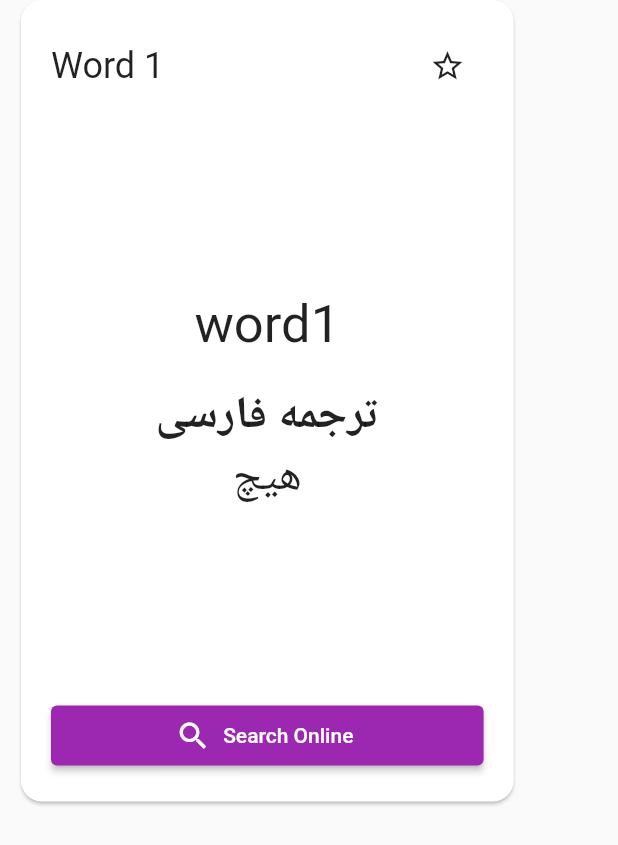
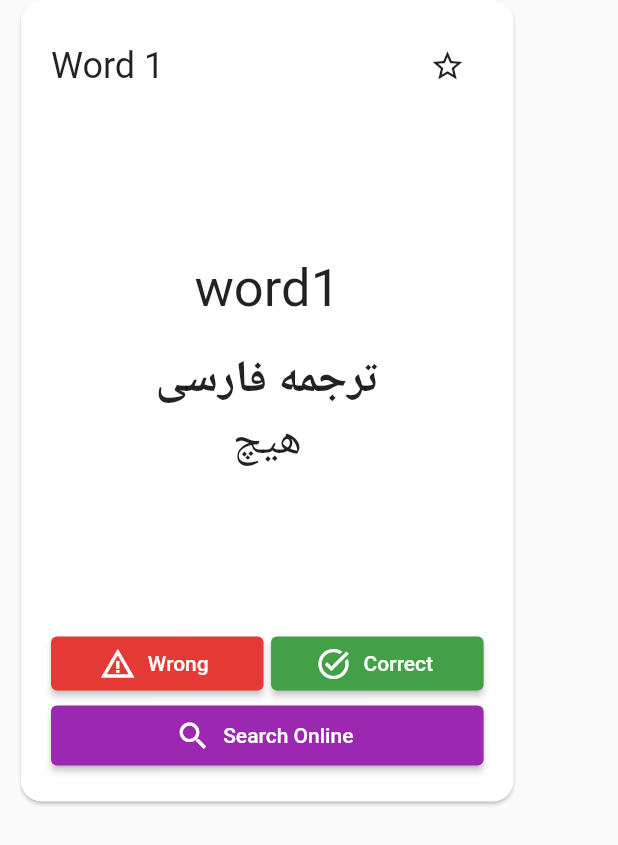
Before and after one commit to E837/personal-dictionary, a Flutter app: the WordCard widget shown alone on an empty page, opened directly with sample values from the repository, after a tap on "See Translation", on a phone screen of 412 x 824 dp. Shown: the top 845 px of the screen. Run offline on Flutter 3.47's test engine with Material 2 defaults, Android fonts, the phone set to English and light mode, and no system bars; our stand-ins replace file_picker, google_fonts, scroll_snap_list; missing offline and left inert: excel; Roboto replaces fonts that are missing (Ubuntu).

Commit message:
added ability to show words/phrases data in cards

```diff
--- a/lib/word_card.dart
+++ b/lib/word_card.dart
@@ -42,7 +42,8 @@ class _WordCardState extends State<WordCard> {
         style: const TextStyle(fontSize: 30),
         maxLines: 3,
         textAlign: TextAlign.center,
-          minFontSize: 14),
+        minFontSize: 14,
+      ),
     ];
   }
 
@@ -90,6 +91,7 @@ class _WordCardState extends State<WordCard> {
                       maxFontSize: 35,
                       maxLines: 3,
                       wrapWords: false,
+                      textAlign: TextAlign.center,
                     ),
                     ...showTranslation(_showTranslation),
                   ],
@@ -97,8 +99,7 @@ class _WordCardState extends State<WordCard> {
               ),
               // const Spacer(),
               if (!_showTranslation && widget.word.type == WType.word)
-                Center(
-                  child: ElevatedButton.icon(
+                ElevatedButton.icon(
                   onPressed: () {
                     setState(() {
                       _showTranslation = true;
@@ -110,6 +111,31 @@ class _WordCardState extends State<WordCard> {
                     minimumSize: const Size(double.infinity, 40),
                   ),
                 ),
+              if (_showTranslation || widget.word.type == WType.phrase)
+                Row(
+                  children: [
+                    Expanded(
+                      child: ElevatedButton.icon(
+                        onPressed: () {},
+                        icon: const Icon(Icons.warning_amber),
+                        label: const Text('Wrong'),
+                        style: ElevatedButton.styleFrom(
+                          primary: Colors.red[600],
+                        ),
+                      ),
+                    ),
+                    const SizedBox(width: 5),
+                    Expanded(
+                      child: ElevatedButton.icon(
+                        onPressed: () {},
+                        icon: const Icon(Icons.task_alt),
+                        label: const Text('Correct'),
+                        style: ElevatedButton.styleFrom(
+                          primary: Colors.green[600],
+                        ),
+                      ),
+                    ),
+                  ],
                 ),
               ElevatedButton.icon(
                 onPressed: () async {
--- a/pubspec.yaml
+++ b/pubspec.yaml
@@ -41,6 +41,7 @@ dependencies:
   auto_size_text: ^3.0.0
   excel: ^2.0.0-null-safety-3
   html: ^0.15.0
+  provider: ^6.0.3
 
 dev_dependencies:
   flutter_test:
```
Also changed, not shown: lib/main.dart (+56 -13 lines), lib/models/word.dart (+23 -0 lines), lib/models/words.dart (added, +37 -0 lines), pubspec.lock. Lines whose indentation alone changed are shown as unchanged.
